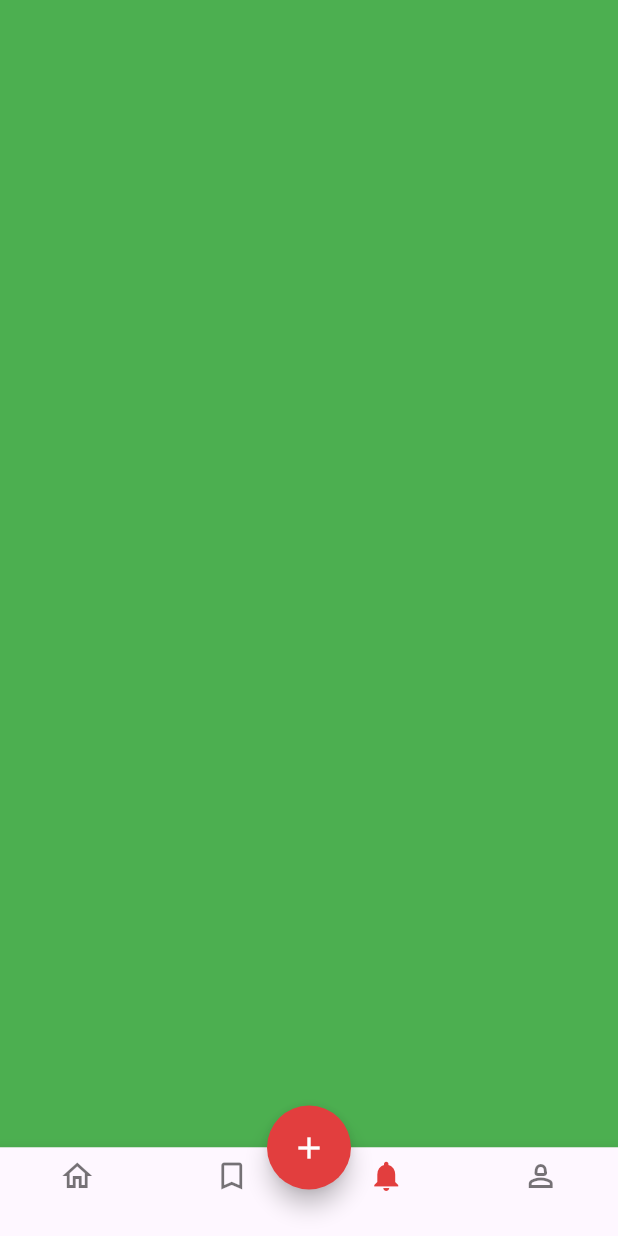
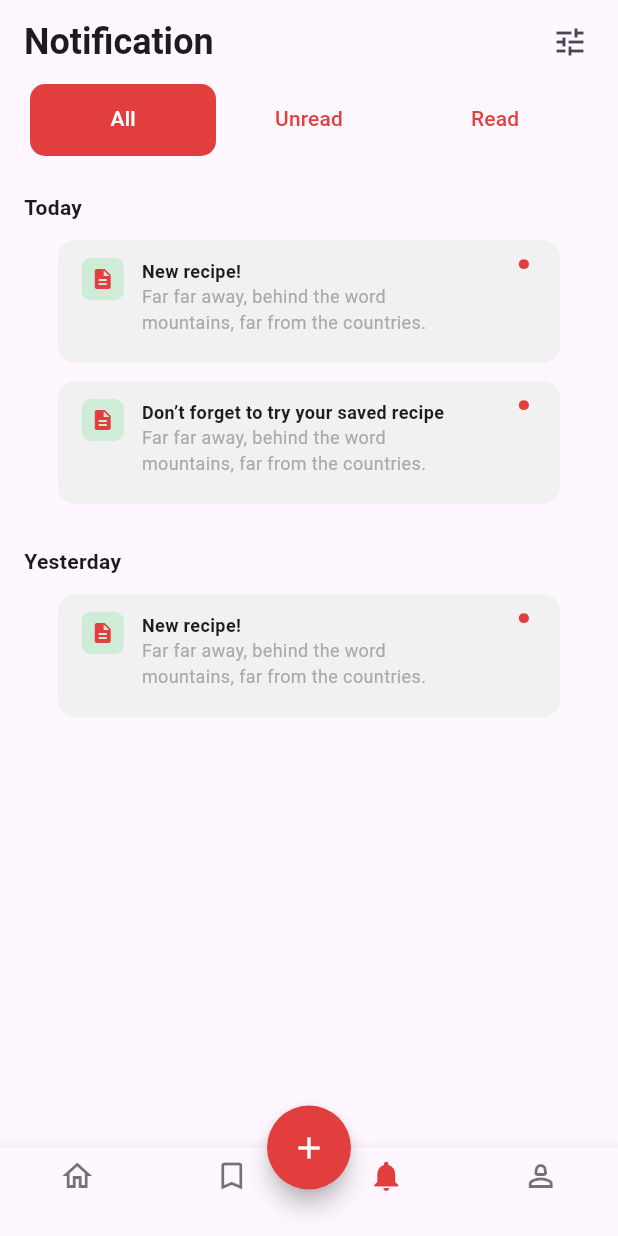
Before and after one commit to hamad-mf/food_recipe_app, a Flutter app: the BottomNavbarScreen screen opened directly, item 3 of the bottom bar chosen, on a phone screen of 412 x 824 dp. Run offline on Flutter 3.47's test engine with Material 3 defaults, Android fonts, the phone set to English and light mode, and no system bars; our stand-ins replace hugeicons; network calls fail.

```diff
--- a/lib/View/Bottom Navbar Screen/bottom_navbar_screen.dart
+++ b/lib/View/Bottom Navbar Screen/bottom_navbar_screen.dart
@@ -2,6 +2,8 @@ import 'package:flutter/material.dart';
 import 'package:food_recipe_app/View/Bookmarks%20Screen/bookmarks_screen.dart';
 import 'package:food_recipe_app/View/Create%20Recipee%20Screen/create_recipee_screen.dart';
 import 'package:food_recipe_app/View/Home%20Screen/home_screen.dart';
+import 'package:food_recipe_app/View/Notification%20Screen/notifications_screen.dart';
+import 'package:food_recipe_app/View/Profile%20Screen/profile_screen.dart';
 import 'package:food_recipe_app/utils/constants/color_constants.dart';
 
 class BottomNavbarScreen extends StatefulWidget {
@@ -15,12 +17,8 @@ class _BottomNavbarScreenState extends State<BottomNavbarScreen> {
   List Screen = [
     HomeScreen(),
     BookmarksScreen(),
-    Container(
-      color: Colors.green,
-    ),
-    Container(
-      color: Colors.orange,
-    ),
+    NotificationsScreen(),
+    ProfileScreen()
   ];
 
   int selectedindex = 0;
--- /dev/null
+++ b/lib/View/Notification Screen/Widgets/notificationcard.dart
@@ -0,0 +1,74 @@
+import 'package:flutter/material.dart';
+import 'package:food_recipe_app/utils/constants/color_constants.dart';
+
+class Notificationcard extends StatelessWidget {
+  final String title;
+  final String content;
+  const Notificationcard({
+    required this.content,
+    required this.title,
+    super.key,
+  });
+
+  @override
+  Widget build(BuildContext context) {
+    return Container(
+      height: 82,
+      width: 335,
+      decoration: BoxDecoration(
+          color: ColorConstants.greyshade3,
+          borderRadius: BorderRadius.circular(12)),
+      child: Stack(
+        children: [
+          Positioned(
+            top: 12,
+            left: 16,
+            child: Row(
+              children: [
+                Container(
+                  height: 28,
+                  width: 28,
+                  decoration: BoxDecoration(
+                      color: ColorConstants.lightshade,
+                      borderRadius: BorderRadius.circular(6)),
+                  child: Icon(
+                    Icons.description,
+                    size: 16,
+                    color: ColorConstants.primaryColor,
+                  ),
+                ),
+              ],
+            ),
+          ),
+          Positioned(
+            left: 56,
+            top: 12,
+            child: Column(
+              crossAxisAlignment: CrossAxisAlignment.start,
+              children: [
+                Text(
+                  title,
+                  style: TextStyle(fontSize: 12, fontWeight: FontWeight.w600),
+                ),
+                Text(
+                  content,
+                  style: TextStyle(
+                      fontSize: 12,
+                      fontWeight: FontWeight.normal,
+                      color: ColorConstants.greyshade2),
+                )
+              ],
+            ),
+          ),
+          Positioned(
+            right: 16,
+            bottom: 40,
+            child: Text(".",
+                style: TextStyle(
+                    color: ColorConstants.primaryColor, fontSize: 60)),
+          )
+        ],
+      ),
+    );
+  }
+}
--- /dev/null
+++ b/lib/View/Notification Screen/notifications_screen.dart
@@ -0,0 +1,112 @@
+import 'package:flutter/material.dart';
+import 'package:food_recipe_app/View/Notification%20Screen/Widgets/notificationcard.dart';
+import 'package:food_recipe_app/utils/constants/color_constants.dart';
+
+class NotificationsScreen extends StatefulWidget {
+  const NotificationsScreen({super.key});
+
+  @override
+  State<NotificationsScreen> createState() => _NotificationsScreenState();
+}
+
+class _NotificationsScreenState extends State<NotificationsScreen> {
+  @override
+  Widget build(BuildContext context) {
+    return DefaultTabController(
+      length: 3,
+      child: Scaffold(
+        appBar: AppBar(
+          title: Text(
+            "Notification",
+            style: TextStyle(fontSize: 24, fontWeight: FontWeight.w600),
+          ),
+          actions: [
+            Icon(
+              Icons.tune,
+              size: 24,
+            ),
+            SizedBox(
+              width: 20,
+            ),
+          ],
+          bottom: TabBar(
+              padding: EdgeInsets.symmetric(horizontal: 20),
+              indicatorSize: TabBarIndicatorSize.tab,
+              labelStyle: TextStyle(color: ColorConstants.mainwhite),
+              unselectedLabelColor: ColorConstants.primaryColor,
+              dividerHeight: 0,
+              indicator: BoxDecoration(
+                  color: ColorConstants.primaryColor,
+                  borderRadius: BorderRadius.circular(10)),
+              tabs: [
+                Tab(
+                  text: "All",
+                ),
+                Tab(
+                  text: "Unread",
+                ),
+                Tab(
+                  text: "Read",
+                ),
+              ]),
+        ),
+        body: Padding(
+          padding: const EdgeInsets.symmetric(vertical: 24, horizontal: 16),
+          child: Column(
+            crossAxisAlignment: CrossAxisAlignment.start,
+            children: [
+              Text(
+                "Today",
+                style: TextStyle(fontSize: 14, fontWeight: FontWeight.w600),
+              ),
+              Padding(
+                padding: const EdgeInsets.symmetric(vertical: 12),
+                child: Center(
+                  child: Column(
+                    children: [
+                      Notificationcard(
+                        title: "New recipe!",
+                        content:
+                            "Far far away, behind the word\nmountains, far from the countries.",
+                      ),
+                      SizedBox(
+                        height: 12,
+                      ),
+                      Notificationcard(
+                          content:
+                              "Far far away, behind the word\nmountains, far from the countries.",
+                          title: "Don’t forget to try your saved recipe")
+                    ],
+                  ),
+                ),
+              ),
+              SizedBox(
+                height: 16,
+              ),
+              Text(
+                "Yesterday",
+                style: TextStyle(fontSize: 14, fontWeight: FontWeight.w600),
+              ),
+              SizedBox(
+                height: 12,
+              ),
+              Padding(
+                padding: const EdgeInsets.symmetric(horizontal: 16),
+                child: Center(
+                  child: Column(
+                    children: [
+                      Notificationcard(
+                          title: "New recipe!",
+                          content:
+                              "Far far away, behind the word\nmountains, far from the countries."),
+                    ],
+                  ),
+                ),
+              )
+            ],
+          ),
+        ),
+      ),
+    );
+  }
+}
--- a/lib/utils/constants/color_constants.dart
+++ b/lib/utils/constants/color_constants.dart
@@ -9,4 +9,5 @@ class ColorConstants {
   static Color greyshade3 = Color(0xffF1F1F1);
   static Color lightblack = Color(0xff303030);
   static Color starcolor = Color(0xffFFB661);
+  static Color lightshade = Color(0xffCEECD7);
 }
```
Also changed, not shown: lib/View/Profile Screen/Widgets/custom_profiledata_widget.dart (added, +32 -0 lines), lib/View/Profile Screen/profile_screen.dart (added, +205 -0 lines), lib/View/global widgets/lib/view/global_widgets/Custom_recipecard.dart (added, +101 -0 lines), lib/dummy_db.dart (+35 -0 lines), 1 other file.
